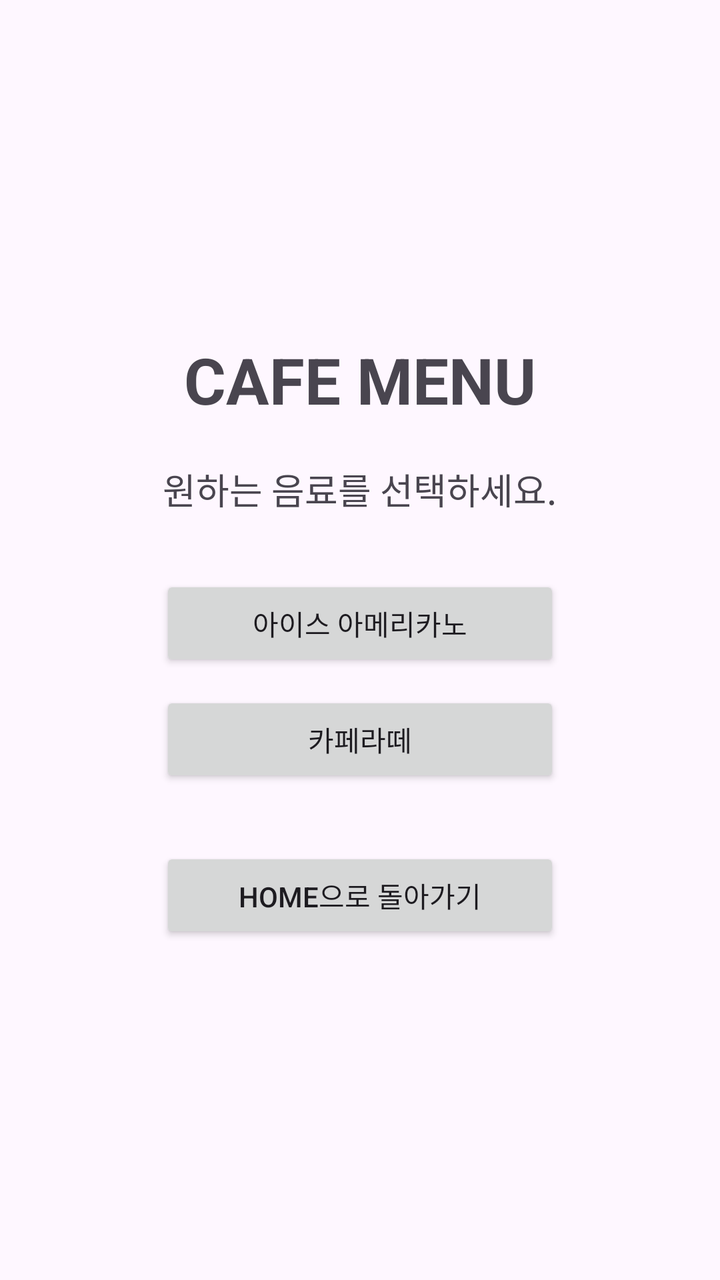
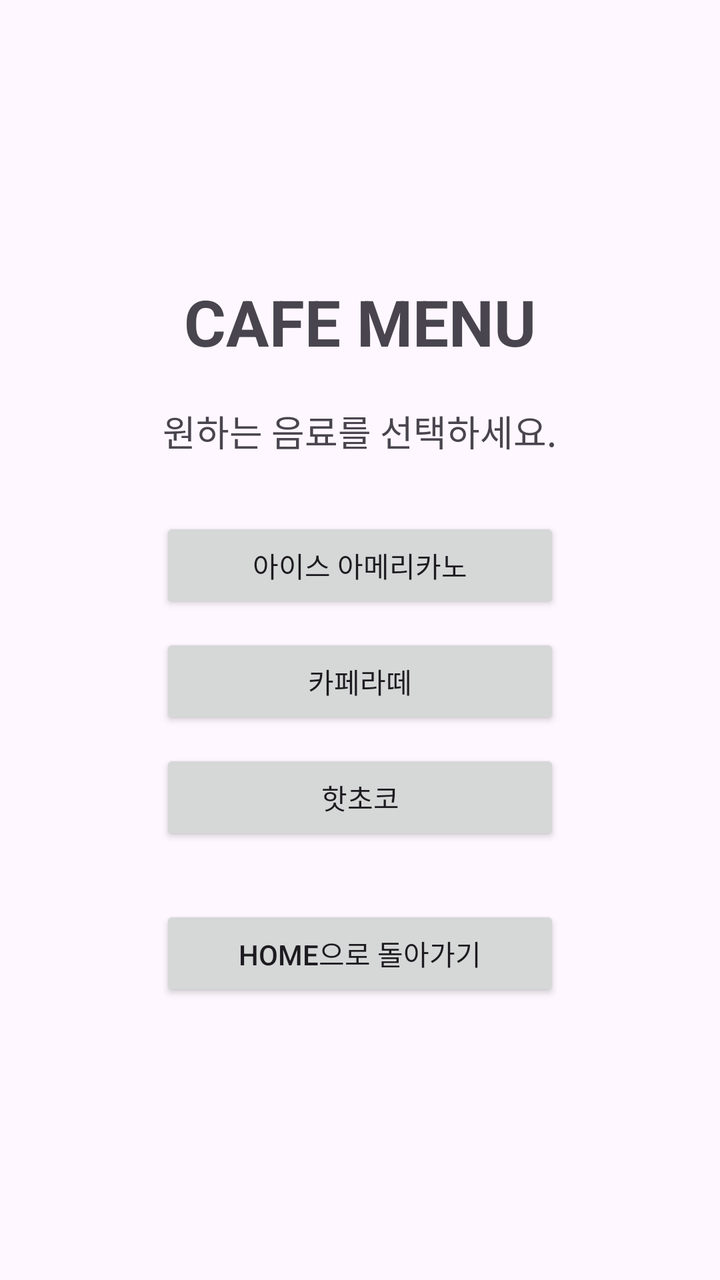

An Android layout rendered at two revisions. The XML below is the earlier revision; the diff shows what the commit changed to produce the second picture.
<!-- AndroidManifest.xml: application theme Theme.MyNavigationAPP -->
<!-- res/layout/fragment_menu.xml -->
<?xml version="1.0" encoding="utf-8"?>

<LinearLayout
    xmlns:android="http://schemas.android.com/apk/res/android"
    android:layout_width="match_parent"
    android:layout_height="match_parent"
    android:orientation="vertical"
    android:gravity="center"
    android:padding="24dp">

    <TextView
        android:layout_width="wrap_content"
        android:layout_height="wrap_content"
        android:text="CAFE MENU"
        android:textSize="32sp"
        android:textStyle="bold" />

    <TextView
        android:layout_width="wrap_content"
        android:layout_height="wrap_content"
        android:text="원하는 음료를 선택하세요."
        android:textSize="18sp"
        android:layout_marginTop="20dp" />

    <Button
        android:id="@+id/btnAmericano"
        android:layout_width="200dp"
        android:layout_height="wrap_content"
        android:text="아이스 아메리카노"
        android:layout_marginTop="30dp" />

    <Button
        android:id="@+id/btnLatte"
        android:layout_width="200dp"
        android:layout_height="wrap_content"
        android:text="카페라떼"
        android:layout_marginTop="10dp" />

    <Button
        android:id="@+id/btnBackHome"
        android:layout_width="200dp"
        android:layout_height="wrap_content"
        android:text="HOME으로 돌아가기"
        android:layout_marginTop="30dp" />

</LinearLayout>
<!-- resources referenced by this layout -->
<resources>
  <style name="Theme.MyNavigationAPP" parent="Base.Theme.MyNavigationAPP" />
  <style name="Base.Theme.MyNavigationAPP" parent="Theme.Material3.DayNight.NoActionBar">
          
          
      </style>
</resources>

<!-- the commit's change to res/layout/fragment_menu.xml (unified diff, before → after) -->
@@ -37,6 +37,13 @@
         android:layout_marginTop="10dp" />
 
     <Button
+        android:id="@+id/btnHotChoco"
+        android:layout_width="200dp"
+        android:layout_height="wrap_content"
+        android:text="핫초코"
+        android:layout_marginTop="10dp" />
+
+    <Button
         android:id="@+id/btnBackHome"
         android:layout_width="200dp"
         android:layout_height="wrap_content"
